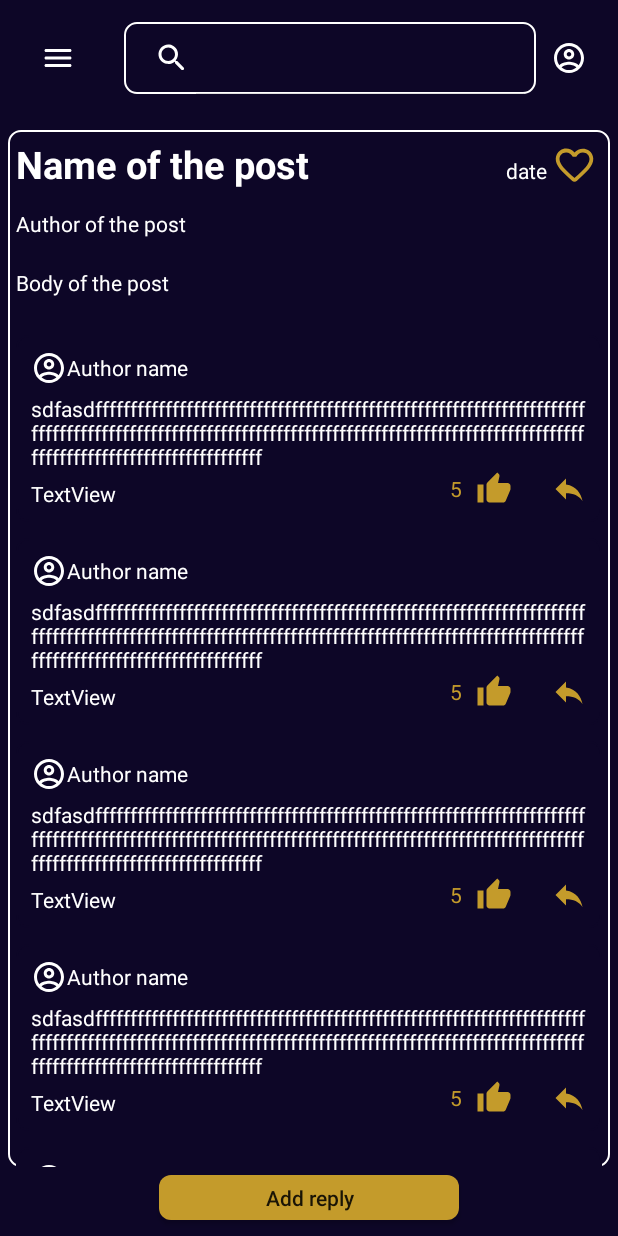
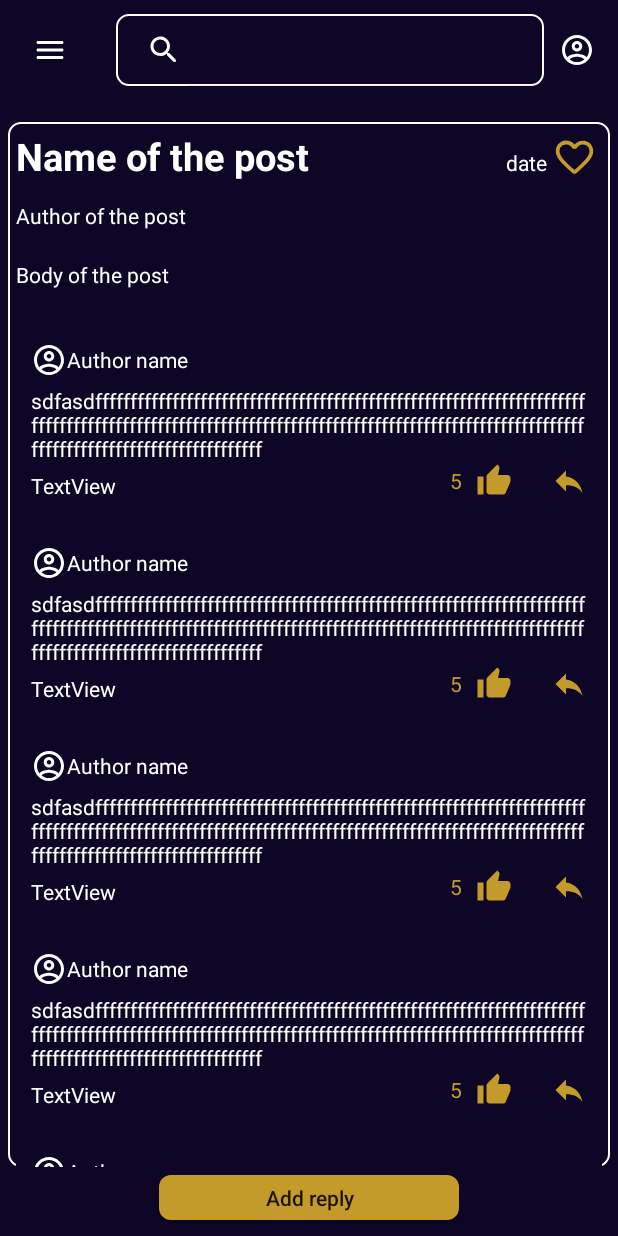
Before and after one commit to LoadingWater/PlayGo, an Android app: the layout fragment_forum_post.xml on its own in the app's theme, with its tools: preview values and no code run, on a phone screen of 412 x 824 dp. Run offline under Robolectric (Android 15) with nearby library versions, the phone set to English and light mode, and no system bars.

Commit message:
Toolbar reworked.

```diff
--- /dev/null
+++ b/app/src/main/res/drawable/ic_round_close_24_white.xml
@@ -0,0 +1,5 @@
+<vector android:height="24dp" android:tint="#FFFFFF"
+    android:viewportHeight="24" android:viewportWidth="24"
+    android:width="24dp" xmlns:android="http://schemas.android.com/apk/res/android">
+    <path android:fillColor="@android:color/white" android:pathData="M18.3,5.71c-0.39,-0.39 -1.02,-0.39 -1.41,0L12,10.59 7.11,5.7c-0.39,-0.39 -1.02,-0.39 -1.41,0 -0.39,0.39 -0.39,1.02 0,1.41L10.59,12 5.7,16.89c-0.39,0.39 -0.39,1.02 0,1.41 0.39,0.39 1.02,0.39 1.41,0L12,13.41l4.89,4.89c0.39,0.39 1.02,0.39 1.41,0 0.39,-0.39 0.39,-1.02 0,-1.41L13.41,12l4.89,-4.89c0.38,-0.38 0.38,-1.02 0,-1.4z"/>
+</vector>
--- a/app/src/main/res/layout/fragment_forum_post.xml
+++ b/app/src/main/res/layout/fragment_forum_post.xml
@@ -10,46 +10,13 @@
     android:padding="5dp"
     tools:context=".fragments.ForumPostFragment">
 
-    <Toolbar
-        android:id="@+id/toolbar2"
-        android:layout_width="match_parent"
-        android:layout_height="wrap_content"
-        android:layout_margin="5dp"
-        android:background="@color/darkBlue"
-        android:navigationIcon="@drawable/ic_round_menu_24"
+    <include
+        android:id="@+id/toolbar"
         app:layout_constraintEnd_toEndOf="parent"
         app:layout_constraintStart_toStartOf="parent"
-        app:layout_constraintTop_toTopOf="parent">
-
-        <androidx.constraintlayout.widget.ConstraintLayout
-            android:layout_width="match_parent"
-            android:layout_height="wrap_content">
-
-            <SearchView
-                android:layout_width="0dp"
-                android:layout_height="wrap_content"
-                android:layout_marginEnd="10dp"
-                android:background="@drawable/rounded_search_view"
-                android:iconifiedByDefault="false"
-                android:searchIcon="@drawable/ic_round_search_24_white"
-                app:layout_constraintBottom_toBottomOf="parent"
-                app:layout_constraintEnd_toStartOf="@+id/textView2"
-                app:layout_constraintStart_toStartOf="parent"
-                app:layout_constraintTop_toTopOf="parent" />
-
-            <TextView
-                android:id="@+id/textView2"
-                android:layout_width="wrap_content"
-                android:layout_height="wrap_content"
-                android:layout_marginEnd="10dp"
-                android:drawableLeft="@drawable/ic_outline_account_circle_24_white"
-                app:layout_constraintBottom_toBottomOf="parent"
-                app:layout_constraintEnd_toEndOf="parent"
-                app:layout_constraintTop_toTopOf="parent" />
-
-        </androidx.constraintlayout.widget.ConstraintLayout>
-
-    </Toolbar>
+        app:layout_constraintTop_toTopOf="parent"
+        layout="@layout/toolbar">
+    </include>
 
     <ScrollView
         android:id="@+id/scrollView4"
@@ -61,7 +28,7 @@
         app:layout_constraintEnd_toEndOf="parent"
         app:layout_constraintHorizontal_bias="0.5"
         app:layout_constraintStart_toStartOf="parent"
-        app:layout_constraintTop_toBottomOf="@+id/toolbar2">
+        app:layout_constraintTop_toBottomOf="@+id/toolbar">
 
         <androidx.constraintlayout.widget.ConstraintLayout
             android:layout_width="match_parent"
@@ -72,7 +39,7 @@
             app:layout_constraintEnd_toEndOf="parent"
             app:layout_constraintHorizontal_bias="0.5"
             app:layout_constraintStart_toStartOf="parent"
-            app:layout_constraintTop_toBottomOf="@+id/toolbar2">
+            app:layout_constraintTop_toBottomOf="@+id/toolbar">
 
 
             <LinearLayout
@@ -175,7 +142,7 @@
         app:layout_constraintHeight_percent="0.5"
         app:layout_constraintHorizontal_bias="0.5"
         app:layout_constraintStart_toStartOf="parent"
-        app:layout_constraintTop_toBottomOf="@+id/toolbar2"
+        app:layout_constraintTop_toBottomOf="@+id/toolbar"
         app:layout_constraintVertical_bias="1.0">
 
         <TextView
--- /dev/null
+++ b/app/src/main/res/layout/toolbar.xml
@@ -0,0 +1,43 @@
+<?xml version="1.0" encoding="utf-8"?>
+<Toolbar
+    android:id="@+id/toolbar"
+    xmlns:android="http://schemas.android.com/apk/res/android"
+    xmlns:app="http://schemas.android.com/apk/res-auto"
+    android:layout_width="match_parent"
+    android:layout_height="wrap_content"
+    android:background="@color/darkBlue"
+    android:navigationIcon="@drawable/ic_round_menu_24"
+    app:layout_constraintEnd_toEndOf="parent"
+    app:layout_constraintStart_toStartOf="parent"
+    app:layout_constraintTop_toTopOf="parent">
+
+    <androidx.constraintlayout.widget.ConstraintLayout
+        android:layout_width="match_parent"
+        android:layout_height="wrap_content">
+
+        <androidx.appcompat.widget.SearchView
+            android:id="@+id/searchView"
+            style="@style/playGoSearchView"
+            android:layout_width="0dp"
+            android:layout_height="wrap_content"
+            android:layout_marginEnd="10dp"
+            android:background="@drawable/rounded_search_view"
+            app:iconifiedByDefault="false"
+            app:layout_constraintBottom_toBottomOf="parent"
+            app:layout_constraintEnd_toStartOf="@+id/textView2"
+            app:layout_constraintStart_toStartOf="parent"
+            app:layout_constraintTop_toTopOf="parent" />
+
+        <TextView
+            android:id="@+id/textView2"
+            android:layout_width="wrap_content"
+            android:layout_height="wrap_content"
+            android:layout_marginEnd="10dp"
+            android:drawableLeft="@drawable/ic_outline_account_circle_24_white"
+            app:layout_constraintBottom_toBottomOf="parent"
+            app:layout_constraintEnd_toEndOf="parent"
+            app:layout_constraintTop_toTopOf="parent" />
+
+    </androidx.constraintlayout.widget.ConstraintLayout>
+
+</Toolbar>
--- /dev/null
+++ b/app/src/main/res/values/styles.xml
@@ -0,0 +1,9 @@
+<?xml version="1.0" encoding="utf-8"?>
+<resources>
+    <style name="playGoSearchView" parent="Widget.AppCompat.Light.AutoCompleteTextView">
+        <item name="closeIcon">@drawable/ic_round_close_24_white</item>
+        <item name="searchIcon">@drawable/ic_round_search_24_white</item>
+        <item name="android:textColor">@color/white</item>
+        <item name="android:textColorHint">@color/white</item>
+    </style>
+</resources>
--- a/app/src/main/res/values/themes.xml
+++ b/app/src/main/res/values/themes.xml
@@ -1,4 +1,4 @@
-<resources xmlns:tools="http://schemas.android.com/tools">
+<resources>
     <!-- Base application theme. -->
     <style name="Theme.PlayGo" parent="Theme.MaterialComponents.Light.NoActionBar">
         <!-- Primary brand color. -->
@@ -10,10 +10,9 @@
         <item name="colorSecondaryVariant">@color/teal_700</item>
         <item name="colorOnSecondary">@color/black</item>
         <!-- Status bar color. -->
-        <item name="android:statusBarColor" tools:targetApi="l">?attr/colorPrimaryVariant</item>
+        <item name="android:statusBarColor">@color/darkBlue</item>
         <!-- Customize your theme here. -->
 
-        <item name="android:editTextColor">@android:color/black</item>
-
+        <item name="autoCompleteTextViewStyle">@style/playGoSearchView</item>
     </style>
 </resources>
```
Also changed, not shown: app/src/main/res/layout/fragment_rooms.xml (+6 -38 lines).
